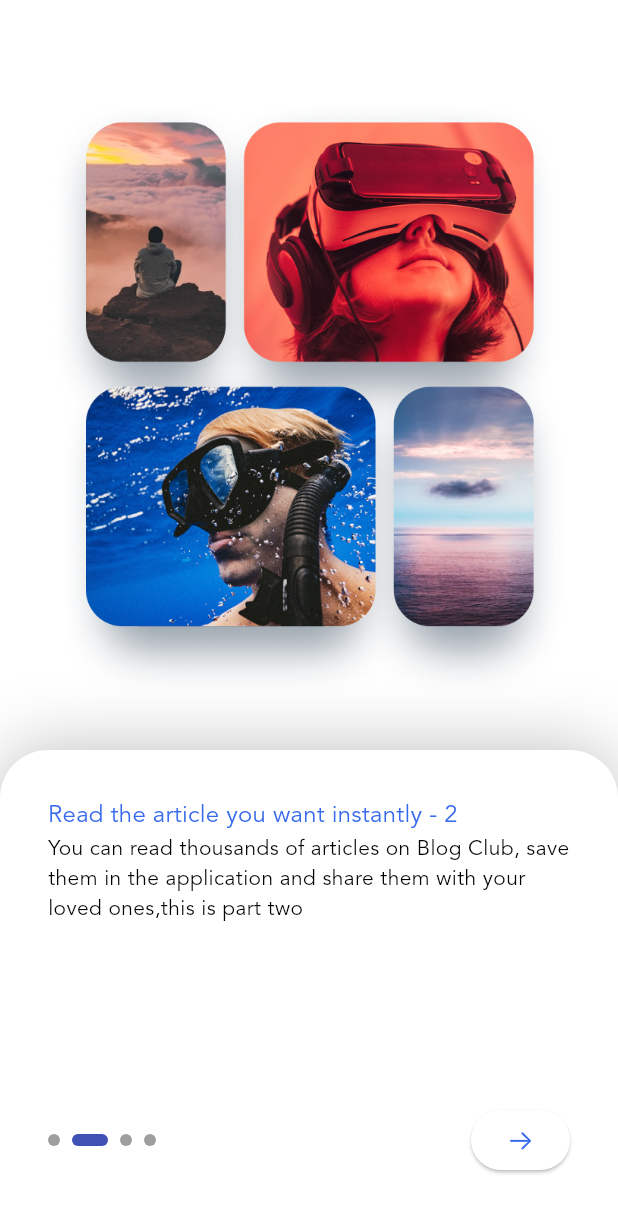
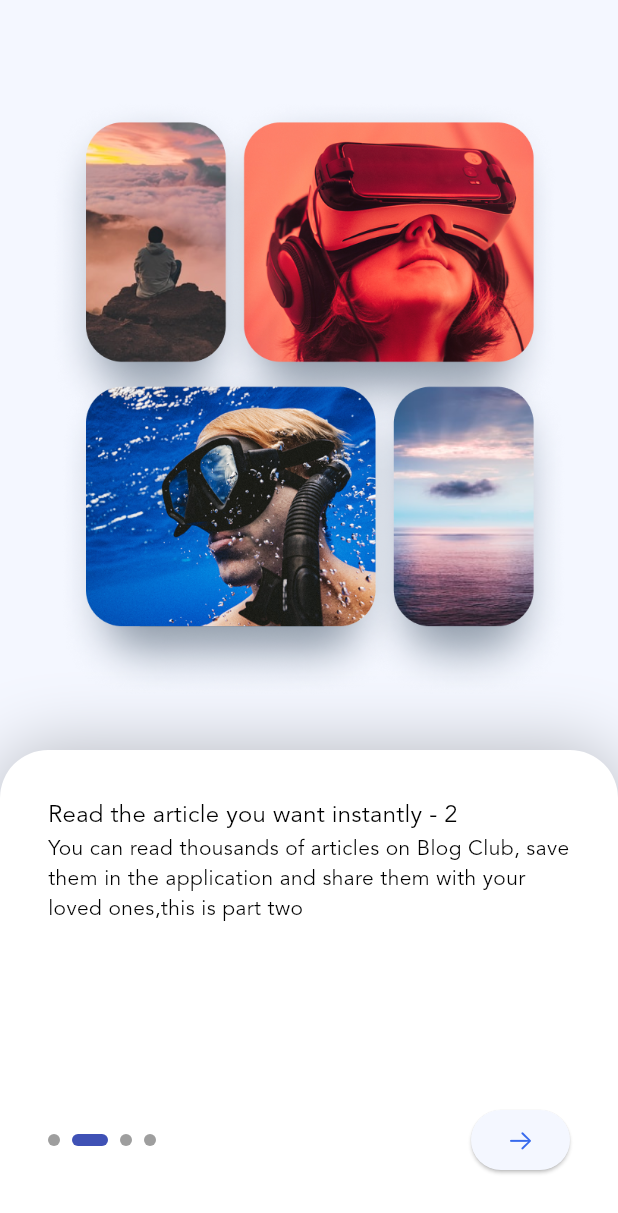
Before and after one commit to NEZHADJAVADALI/flutter_blogClub, a Flutter app: the screen it shows after launch, after a tap on an icon or button, on a phone screen of 412 x 824 dp. Shown: the top 1213 px of the screen. Run offline on Flutter 3.47's test engine with Material 3 defaults, Android fonts, the phone set to English and light mode, and no system bars; drawn by our look-alikes of smooth_page_indicator; our stand-ins replace carousel_slider, dotted_border.

```diff
--- a/lib/gen/assets.gen.dart
+++ b/lib/gen/assets.gen.dart
@@ -28,6 +28,10 @@ class $AssetsImgGen {
 class $AssetsImgBackgroundGen {
   const $AssetsImgBackgroundGen();
 
+  /// File path: assets/img/background/article.png
+  AssetGenImage get article =>
+      const AssetGenImage('assets/img/background/article.png');
+
   /// File path: assets/img/background/onboarding.png
   AssetGenImage get onboarding =>
       const AssetGenImage('assets/img/background/onboarding.png');
@@ -37,7 +41,7 @@ class $AssetsImgBackgroundGen {
       const AssetGenImage('assets/img/background/splash.png');
 
   /// List of all assets
-  List<AssetGenImage> get values => [onboarding, splash];
+  List<AssetGenImage> get values => [article, onboarding, splash];
 }
 
 class $AssetsImgIconsGen {
--- a/lib/home.dart
+++ b/lib/home.dart
@@ -5,7 +5,6 @@ import 'package:flutter/cupertino.dart';
 import 'package:flutter/material.dart';
 
 import 'data.dart';
-import 'gen/fonts.gen.dart';
 import 'main.dart';
 
 class MyHomePage extends StatelessWidget {
--- a/lib/onboarding.dart
+++ b/lib/onboarding.dart
@@ -1,6 +1,5 @@
 import 'package:blogclub/data.dart';
 import 'package:blogclub/gen/assets.gen.dart';
-import 'package:blogclub/home.dart';
 import 'package:blogclub/auth.dart';
 import 'package:flutter/cupertino.dart';
 import 'package:flutter/material.dart';
--- a/lib/splash.dart
+++ b/lib/splash.dart
@@ -13,12 +13,16 @@ class SplashPage extends StatefulWidget {
 class _SplashPageState extends State<SplashPage> {
   @override
   void initState() {
-    Future.delayed(Duration(seconds: 3)).then((onValue) {
-      Navigator.of(
-        context,
-      ).pushReplacement(MaterialPageRoute(builder: (context) => OnBoardingScreen()));
-    });
     super.initState();
+    _navigateToOnBoarding();
+  }
+
+  Future<void> _navigateToOnBoarding() async {
+    await Future.delayed(Duration(seconds: 3));
+    if (!mounted) return; // Check if the widget is still mounted
+    Navigator.of(context).pushReplacement(
+      MaterialPageRoute(builder: (context) => OnBoardingScreen()),
+    );
   }
 
   @override
--- /dev/null
+++ b/lib/theme.dart
@@ -0,0 +1,73 @@
+import 'package:flutter/material.dart';
+import 'package:blogclub/gen/fonts.gen.dart';
+import 'package:blogclub/main.dart';
+
+
+class ThemeConfig {
+  static ThemeData theme() {
+    return ThemeData(
+      colorScheme: ColorScheme(
+        brightness: Brightness.light,
+        primary: Color(0xFF376AED),
+        onPrimary: Color(0xffffffff),
+        secondary: Color(0xff376AED),
+        onSecondary: Color(0xffffffff),
+        error: Color(0xffffffff),
+        onError: Color(0xff000000),
+        surface: Color(0xffF4F7FF),
+        onSurface: Color(0xff000000),
+      ),
+      appBarTheme: AppBarTheme(
+        elevation: 0.8,
+        backgroundColor: Colors.white,
+        foregroundColor: Colors.black,
+        titleTextStyle: TextStyle(
+          fontSize: 20,
+          fontWeight: FontWeight.bold,),),
+
+      textTheme: TextTheme(
+        labelMedium: TextStyle(
+          color: Colors.white,
+          fontSize: 19,
+          fontWeight: FontWeight.w600,
+          fontFamily: "Avenir",
+        ),
+        headlineMedium: TextStyle(
+          color: Colors.black,
+          fontWeight: FontWeight.bold,
+          fontFamily: "Avenir",
+        ),
+        labelSmall: TextStyle(
+          color: MyApp.primaryFontColor,
+          fontWeight: FontWeight.w600,
+          fontFamily: FontFamily.avenir,
+          fontSize: 20,
+        ),
+        titleLarge: TextStyle(
+          color: MyApp.primaryFontColor,
+          fontWeight: FontWeight.w600,
+          fontFamily: FontFamily.avenir,
+          fontSize: 24,
+        ),
+        titleMedium: TextStyle(
+          color: MyApp.primaryFontColor,
+          fontWeight: FontWeight.w400,
+          fontFamily: FontFamily.avenir,
+          fontSize: 16,
+        ),
+        titleSmall: TextStyle(
+          color: MyApp.primarySchemeColor,
+          fontWeight: FontWeight.w400,
+          fontFamily: FontFamily.avenir,
+          fontSize: 12,
+        ),
+        bodyMedium: TextStyle(
+          color: MyApp.primaryFontColor,
+          fontWeight: FontWeight.w200,
+          fontFamily: FontFamily.avenir,
+          fontSize: 14,
+        ),
+      ),
+    );
+  }
+}
```
Also changed, not shown: lib/article.dart (added, +157 -0 lines), lib/auth.dart (+41 -22 lines), lib/main.dart (+96 -152 lines), assets/img/background/article.png (added), flutter_01.png (added).
